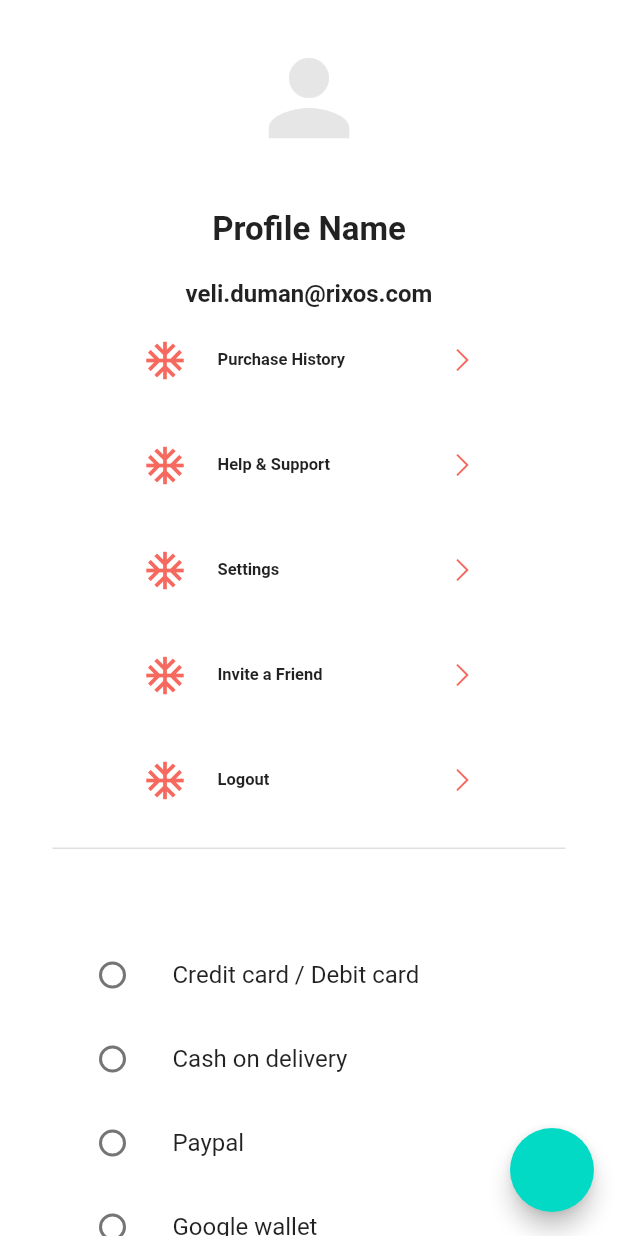
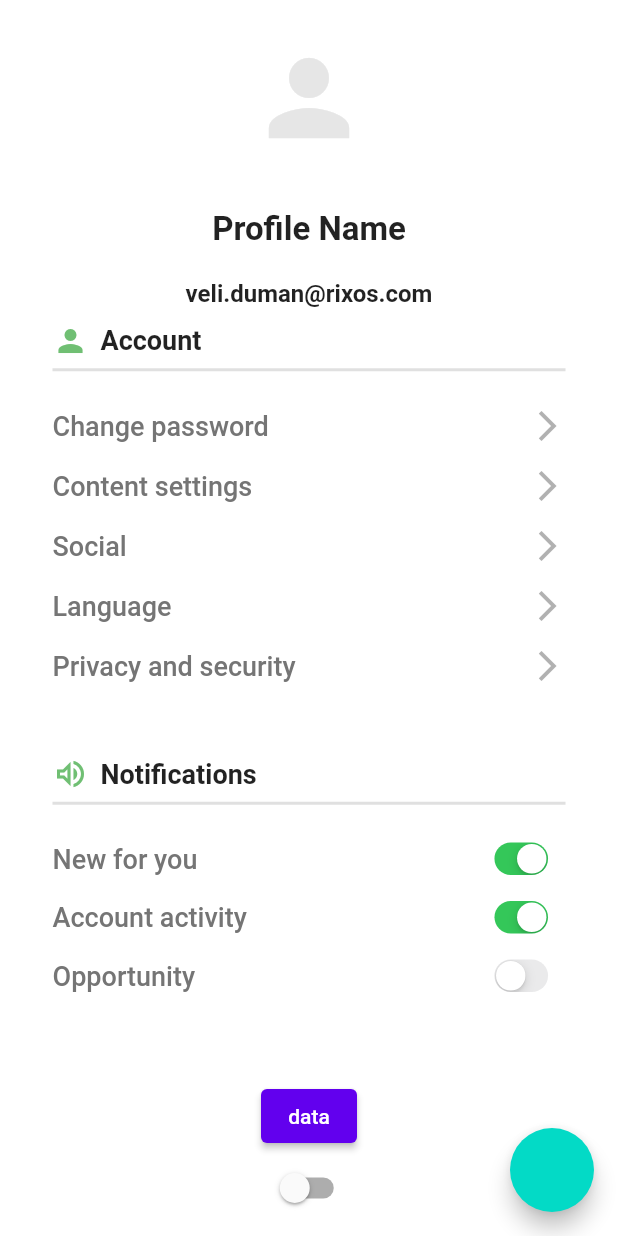
Before and after one commit to Firat-Gulec/rxs_profileview_fg, a Flutter app: the screen it shows after launch, on a phone screen of 412 x 824 dp. Run offline on Flutter 3.47's test engine with Material 2 defaults, Android fonts, the phone set to English and light mode, and no system bars; our stand-ins replace line_awesome_flutter.

Commit message:
last work

```diff
--- a/lib/profile_view.dart
+++ b/lib/profile_view.dart
@@ -1,3 +1,4 @@
+import 'package:flutter/cupertino.dart';
 import 'package:flutter/material.dart';
 import 'package:provider/provider.dart';
 import 'package:rxs_profileview_fg/change_theme_button_widget.dart';
@@ -76,52 +77,79 @@ int value = 0;
                   const SizedBox(
                     height: 10,
                   ),
-                  ...ListTile.divideTiles(
-                    color: Colors.white,
-                                      tiles:
 
-                     [
-                      ProfileListItem(
-                        icon: Icons.ac_unit,
-                        text: 'Purchase History',
+
+
+   Row(
+              children: [
+                Icon(
+                  Icons.person,
+                  color: Colors.green,
                 ),
-                      ProfileListItem(
-                        icon: Icons.ac_unit,
-                        text: 'Help & Support',
+                SizedBox(
+                  width: 8,
                 ),
-                      ProfileListItem(
-                        icon: Icons.ac_unit,
-                        text: 'Settings',
-                      ),
-                      ProfileListItem(
-                        icon: Icons.ac_unit,
-                        text: 'Invite a Friend',
-                      ),
-                      ProfileListItem(
-                        icon: Icons.ac_unit,
-                        text: 'Logout',
+                Text(
+                  "Account",
+                  style: TextStyle(fontSize: 18, fontWeight: FontWeight.bold),
                 ),
               ],
             ),
-ExpansionTile(
-                title: const Text('Transaction Details'),
-                textColor: Colors.white,
-                iconColor: Colors.white,
-                initiallyExpanded: true,
-                maintainState: true,
-                children: List.generate(paymentLabels.length, (index) {
-                  return ListTile(
-                      leading: Radio(
-                        //activeColor: kPrimaryColor,
-                        value: index,
-                        groupValue: 5,
-                        onChanged: (i) => setState(() => value = index),
+            Divider(
+              height: 15,
+              thickness: 2,
             ),
-                      title: Text(
-                        paymentLabels[index],
-                      ));
-                }),
+            SizedBox(
+              height: 10,
             ),
+            buildAccountOptionRow(context, "Change password"),
+            buildAccountOptionRow(context, "Content settings"),
+            buildAccountOptionRow(context, "Social"),
+            buildAccountOptionRow(context, "Language"),
+            buildAccountOptionRow(context, "Privacy and security"),
+            SizedBox(
+              height: 40,
+            ),
+            Row(
+              children: [
+                Icon(
+                  Icons.volume_up_outlined,
+                  color: Colors.green,
+                ),
+                SizedBox(
+                  width: 8,
+                ),
+                Text(
+                  "Notifications",
+                  style: TextStyle(fontSize: 18, fontWeight: FontWeight.bold),
+                ),
+              ],
+            ),
+            Divider(
+              height: 15,
+              thickness: 2,
+            ),
+            SizedBox(
+              height: 10,
+            ),
+            buildNotificationOptionRow("New for you", true),
+            buildNotificationOptionRow("Account activity", true),
+            buildNotificationOptionRow("Opportunity", false),
+            SizedBox(
+              height: 50,
+            ),/*
+            Center(
+              child: OutlineButton(
+                padding: EdgeInsets.symmetric(horizontal: 40),
+                shape: RoundedRectangleBorder(
+                    borderRadius: BorderRadius.circular(20)),
+                onPressed: () {},
+                child: Text("SIGN OUT",
+                    style: TextStyle(
+                        fontSize: 16, letterSpacing: 2.2, color: Colors.black)),
+              ),
+*/
+
 
                   ElevatedButton(onPressed: () {}, child: Text('data')),
                   ChangeThemeButtonWidget()
@@ -133,4 +161,76 @@ ExpansionTile(
       ),
     );
   }
+
+
+
+Row buildNotificationOptionRow(String title, bool isActive) {
+    return Row(
+      mainAxisAlignment: MainAxisAlignment.spaceBetween,
+      children: [
+        Text(
+          title,
+          style: TextStyle(
+              fontSize: 18,
+              fontWeight: FontWeight.w500,
+              color: Colors.grey[600]),
+        ),
+        Transform.scale(
+            scale: 0.7,
+            child: CupertinoSwitch(
+              value: isActive,
+              onChanged: (bool val) {},
+            ))
+      ],
+    );
   }
+
+  GestureDetector buildAccountOptionRow(BuildContext context, String title) {
+    return GestureDetector(
+      onTap: () {
+        showDialog(
+            context: context,
+            builder: (BuildContext context) {
+              return AlertDialog(
+                title: Text(title),
+                content: Column(
+                  mainAxisSize: MainAxisSize.min,
+                  children: [
+                    Text("Option 1"),
+                    Text("Option 2"),
+                    Text("Option 3"),
+                  ],
+                ),
+                actions: [
+                  FlatButton(
+                      onPressed: () {
+                        Navigator.of(context).pop();
+                      },
+                      child: Text("Close")),
+                ],
+              );
+            });
+      },
+      child: Padding(
+        padding: const EdgeInsets.symmetric(vertical: 8.0),
+        child: Row(
+          mainAxisAlignment: MainAxisAlignment.spaceBetween,
+          children: [
+            Text(
+              title,
+              style: TextStyle(
+                fontSize: 18,
+                fontWeight: FontWeight.w500,
+                color: Colors.grey[600],
+              ),
+            ),
+            Icon(
+              Icons.arrow_forward_ios,
+              color: Colors.grey,
+            ),
+          ],
+        ),
+      ),
+    );
+  }
+}
```
Lines whose indentation alone changed are shown as unchanged.
